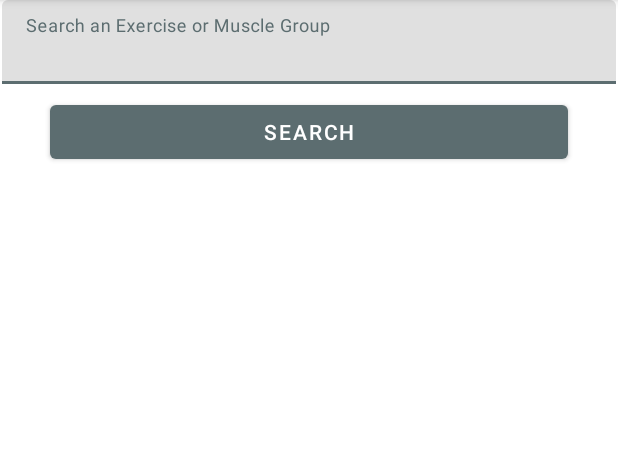
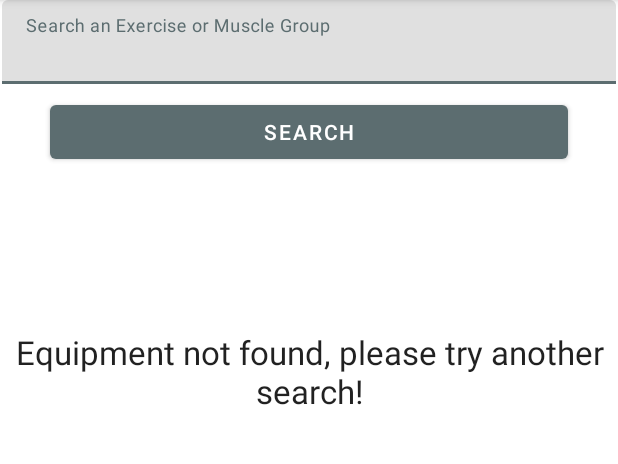
Before and after one commit to tessabeauchat/GymBuddyFinalProject, an Android app: the EquipmentActivity screen opened directly, with no data from a screen before it, after a tap on "info", on a phone screen of 412 x 824 dp, the part 84-548 px from its top. Run offline under Robolectric (Android 15) with nearby library versions, the phone set to English and light mode, and no system bars; 1 other tap on this screen came first.

Commit message:
equipment activity and layout

```diff
--- a/app/src/main/java/com/example/gymbuddy/EquipmentActivity.java
+++ b/app/src/main/java/com/example/gymbuddy/EquipmentActivity.java
@@ -2,6 +2,7 @@ package com.example.gymbuddy;
 
 import static androidx.constraintlayout.helper.widget.MotionEffect.TAG;
 
+import android.content.Context;
 import android.content.Intent;
 import android.os.Bundle;
 import android.util.Log;
@@ -112,7 +113,9 @@ public class EquipmentActivity extends AppCompatActivity {
     protected void onCreate(Bundle savedInstanceState) {
         super.onCreate(savedInstanceState);
         setContentView(R.layout.activity_equipment);
-    }
+        userEquipmentSearch = (EditText) findViewById(R.id.equipment_search);
+        View searchSubmitButton = findViewById(R.id.submit_search_button);
+        searchSubmitButton.setOnClickListener(new View.OnClickListener() {
     @Override
     public void onClick(View view) {
         String userSearch = userEquipmentSearch.getText().toString();
@@ -122,6 +125,8 @@ public class EquipmentActivity extends AppCompatActivity {
         closeKeyboard();
         userEquipmentSearch.setText("");
     }
+    });
+}
 
 
 private void closeKeyboard(){
```
